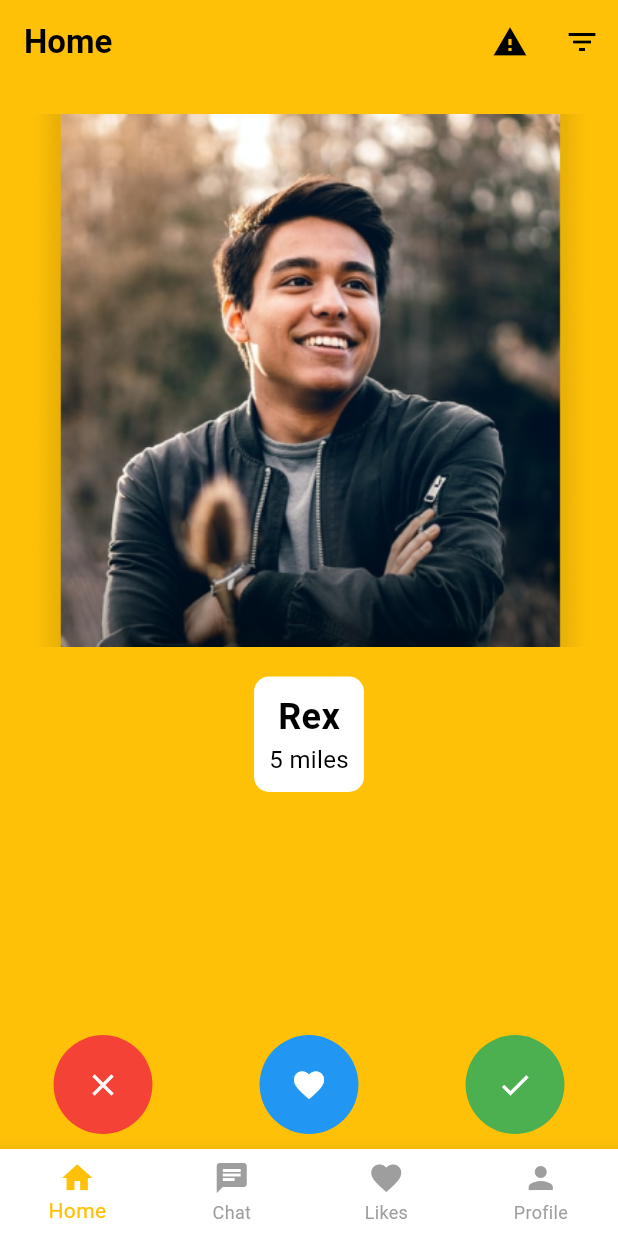
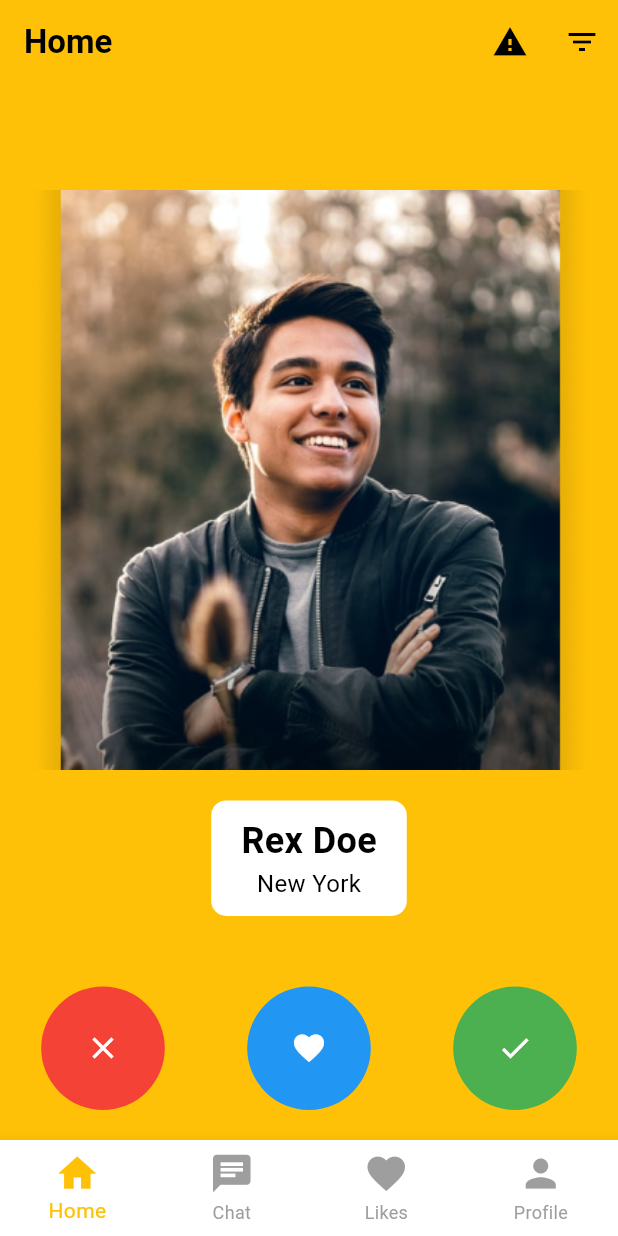
Before and after one commit to FoodBuds/FoodBuds, a Flutter app: the screen it shows after launch, on a phone screen of 412 x 824 dp. Run offline on Flutter 3.47's test engine with Material 3 defaults, Android fonts, the phone set to English and light mode, and no system bars; our stand-ins replace cloud_firestore, equatable, firebase_auth, firebase_core, firebase_storage, get and 1 more; missing offline and left inert: firebase_app_check; accounts and stored records are empty; generated files the repository leaves out were written again; statements that could not run were skipped.

Commit message:
Home Screen

```diff
--- a/lib/ui/home_screens/home_screen.dart
+++ b/lib/ui/home_screens/home_screen.dart
@@ -63,6 +63,7 @@ class _HomeScreenState extends State<HomeScreen> {
         onTap: _onItemTapped,
         backgroundColor: Colors.white,
         type: BottomNavigationBarType.fixed,
+        iconSize: 30, // Increase icon size
       ),
     );
   }
@@ -305,15 +306,15 @@ final List<Map<String, String>> _users = [
                         child: Column(
                           mainAxisSize: MainAxisSize.min,
                           children: <Widget>[
-                            SizedBox(height: 20), // Add some space above the image
+                            SizedBox(height: constraints.maxHeight * 0.1),
                             Image.asset(
                               _users[index]['image']!, // User profile image
                               fit: BoxFit.cover,
                               width: constraints.maxWidth * 0.9,
-                              height: constraints.maxHeight * 0.5,
+                              height: constraints.maxHeight * 0.55,
                             ),
                             Container(
-                              padding: const EdgeInsets.all(10),
+                              padding: const EdgeInsets.fromLTRB(20, 10, 20, 10),
                               margin: const EdgeInsets.only(top: 20),
                               decoration: BoxDecoration(
                                 color: Colors.white,
@@ -322,7 +323,7 @@ final List<Map<String, String>> _users = [
                               child: Column(
                                 children: [
                                   Text(
-                                    _users[index]['name']!,
+                                    _users[index]['name']! + ' ' +_users[index]['surname']!,
                                     style: const TextStyle(
                                       color: Colors.black,
                                       fontSize: 24,
@@ -330,7 +331,7 @@ final List<Map<String, String>> _users = [
                                     ),
                                   ),
                                   Text(
-                                    _users[index]['distance']!,
+                                    _users[index]['city']!,
                                     style: const TextStyle(
                                       color: Colors.black,
                                       fontSize: 16,
@@ -346,12 +347,12 @@ final List<Map<String, String>> _users = [
                   ),
                 ),
                 Padding(
-                  padding: const EdgeInsets.symmetric(vertical: 10.0),
+                  padding: const EdgeInsets.symmetric(vertical: 20.0), // Increase the padding to move buttons higher
                   child: Row(
                     mainAxisAlignment: MainAxisAlignment.spaceAround,
                     children: <Widget>[
                       CircleAvatar(
-                        radius: constraints.maxWidth * 0.08,
+                        radius: constraints.maxWidth * 0.1, // Increase circle avatar size
                         backgroundColor: Colors.red,
                         child: IconButton(
                           icon: const Icon(Icons.clear, color: Colors.white),
@@ -359,7 +360,7 @@ final List<Map<String, String>> _users = [
                         ),
                       ),
                       CircleAvatar(
-                        radius: constraints.maxWidth * 0.08,
+                        radius: constraints.maxWidth * 0.1, // Increase circle avatar size
                         backgroundColor: Colors.blue,
                         child: IconButton(
                           icon: const Icon(Icons.favorite, color: Colors.white),
@@ -367,7 +368,7 @@ final List<Map<String, String>> _users = [
                         ),
                       ),
                       CircleAvatar(
-                        radius: constraints.maxWidth * 0.08,
+                        radius: constraints.maxWidth * 0.1, // Increase circle avatar size
                         backgroundColor: Colors.green,
                         child: IconButton(
                           icon: const Icon(Icons.check, color: Colors.white),
```
Lines whose indentation alone changed are shown as unchanged.
